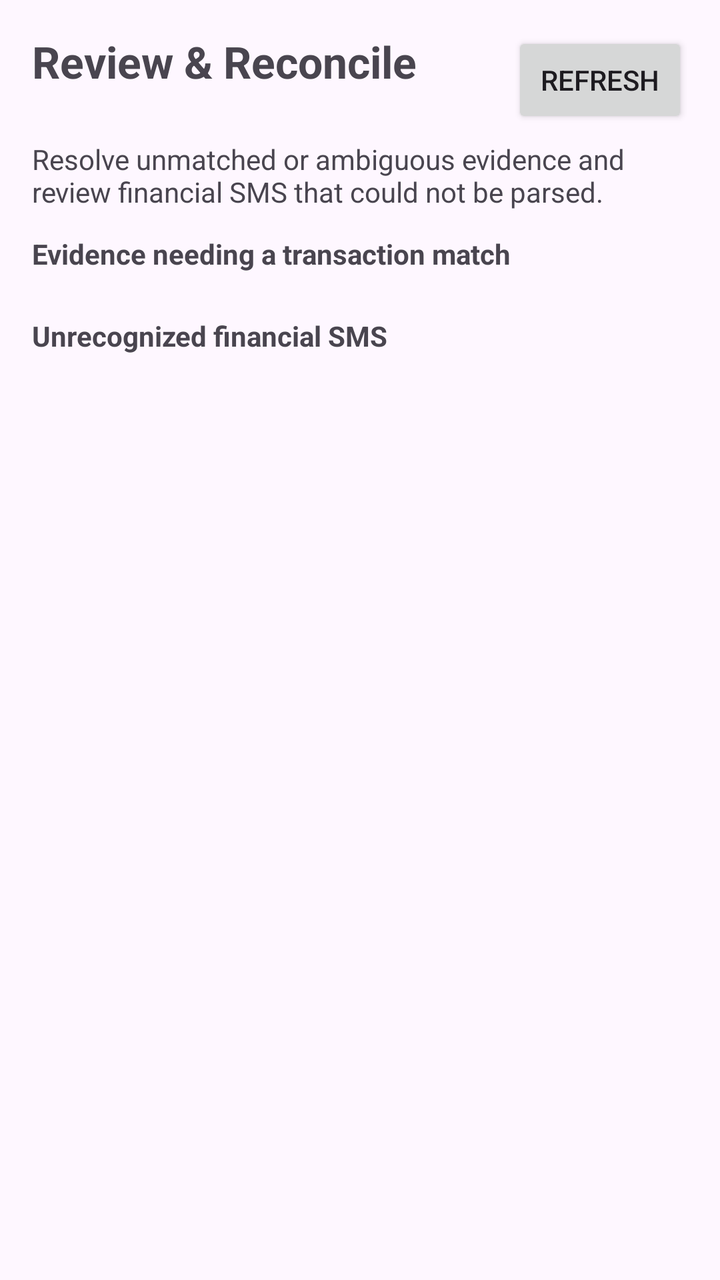
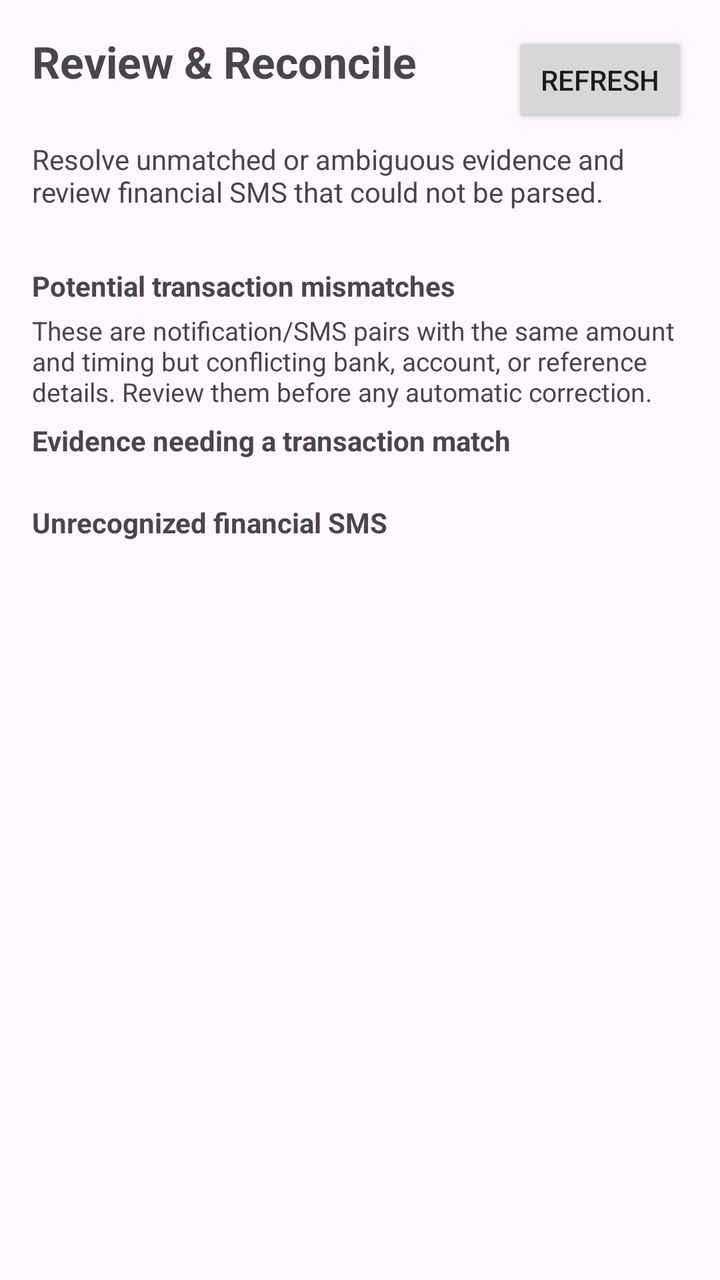

An Android layout rendered at two revisions. The XML below is the earlier revision; the diff shows what the commit changed to produce the second picture.
<!-- AndroidManifest.xml: application theme Theme.FinanceSMSTracker -->
<!-- res/layout/activity_review.xml -->
<?xml version="1.0" encoding="utf-8"?>
<androidx.constraintlayout.widget.ConstraintLayout xmlns:android="http://schemas.android.com/apk/res/android"
    xmlns:app="http://schemas.android.com/apk/res-auto"
    android:layout_width="match_parent"
    android:layout_height="match_parent"
    android:padding="16dp">

    <TextView
        android:id="@+id/textViewReviewTitle"
        android:layout_width="0dp"
        android:layout_height="wrap_content"
        android:text="Review &amp; Reconcile"
        android:textSize="22sp"
        android:textStyle="bold"
        app:layout_constraintEnd_toStartOf="@id/buttonRefreshReviews"
        app:layout_constraintStart_toStartOf="parent"
        app:layout_constraintTop_toTopOf="parent" />

    <Button
        android:id="@+id/buttonRefreshReviews"
        android:layout_width="wrap_content"
        android:layout_height="wrap_content"
        android:text="Refresh"
        app:layout_constraintEnd_toEndOf="parent"
        app:layout_constraintTop_toTopOf="parent" />

    <TextView
        android:id="@+id/textViewReviewSubtitle"
        android:layout_width="0dp"
        android:layout_height="wrap_content"
        android:layout_marginTop="6dp"
        android:text="Resolve unmatched or ambiguous evidence and review financial SMS that could not be parsed."
        android:textSize="14sp"
        app:layout_constraintEnd_toEndOf="parent"
        app:layout_constraintStart_toStartOf="parent"
        app:layout_constraintTop_toBottomOf="@id/buttonRefreshReviews" />

    <ScrollView
        android:id="@+id/reviewScroll"
        android:layout_width="0dp"
        android:layout_height="0dp"
        android:layout_marginTop="12dp"
        android:fillViewport="true"
        android:overScrollMode="ifContentScrolls"
        app:layout_constraintBottom_toBottomOf="parent"
        app:layout_constraintEnd_toEndOf="parent"
        app:layout_constraintStart_toStartOf="parent"
        app:layout_constraintTop_toBottomOf="@id/textViewReviewSubtitle">

        <LinearLayout
            android:layout_width="match_parent"
            android:layout_height="wrap_content"
            android:orientation="vertical"
            android:paddingBottom="16dp">

            <TextView
                android:id="@+id/textViewEvidenceSection"
                android:layout_width="wrap_content"
                android:layout_height="wrap_content"
                android:text="Evidence needing a transaction match"
                android:textStyle="bold" />

            <androidx.recyclerview.widget.RecyclerView
                android:id="@+id/recyclerViewReviews"
                android:layout_width="match_parent"
                android:layout_height="wrap_content"
                android:layout_marginTop="6dp"
                android:minHeight="0dp"
                android:nestedScrollingEnabled="false" />

            <TextView
                android:id="@+id/textViewNoReviews"
                android:layout_width="match_parent"
                android:layout_height="wrap_content"
                android:layout_marginTop="6dp"
                android:gravity="center"
                android:text="No unmatched or ambiguous evidence."
                android:textSize="14sp"
                android:visibility="gone" />

            <TextView
                android:id="@+id/textViewUnrecognizedSection"
                android:layout_width="wrap_content"
                android:layout_height="wrap_content"
                android:layout_marginTop="16dp"
                android:text="Unrecognized financial SMS"
                android:textStyle="bold" />

            <androidx.recyclerview.widget.RecyclerView
                android:id="@+id/recyclerViewUnrecognized"
                android:layout_width="match_parent"
                android:layout_height="wrap_content"
                android:layout_marginTop="6dp"
                android:minHeight="0dp"
                android:nestedScrollingEnabled="false" />

            <TextView
                android:id="@+id/textViewNoUnrecognized"
                android:layout_width="match_parent"
                android:layout_height="wrap_content"
                android:layout_marginTop="6dp"
                android:gravity="center"
                android:text="No unrecognized financial SMS."
                android:textSize="14sp"
                android:visibility="gone" />

        </LinearLayout>
    </ScrollView>

</androidx.constraintlayout.widget.ConstraintLayout>
<!-- resources referenced by this layout -->
<resources>
  <style name="Theme.FinanceSMSTracker" parent="Base.Theme.FinanceSMSTracker" />
  <style name="Base.Theme.FinanceSMSTracker" parent="Theme.Material3.DayNight.NoActionBar">
          
          
      </style>
</resources>

<!-- the commit's change to res/layout/activity_review.xml (unified diff, before → after) -->
@@ -52,6 +52,40 @@
             android:layout_height="wrap_content"
             android:orientation="vertical"
             android:paddingBottom="16dp">
+
+
+            <TextView
+                android:id="@+id/textViewConflictSection"
+                android:layout_width="wrap_content"
+                android:layout_height="wrap_content"
+                android:layout_marginTop="16dp"
+                android:text="Potential transaction mismatches"
+                android:textStyle="bold" />
+
+            <TextView
+                android:id="@+id/textViewConflictHelp"
+                android:layout_width="match_parent"
+                android:layout_height="wrap_content"
+                android:layout_marginTop="4dp"
+                android:text="These are notification/SMS pairs with the same amount and timing but conflicting bank, account, or reference details. Review them before any automatic correction."
+                android:textSize="13sp" />
+
+            <androidx.recyclerview.widget.RecyclerView
+                android:id="@+id/recyclerViewConflicts"
+                android:layout_width="match_parent"
+                android:layout_height="wrap_content"
+                android:layout_marginTop="6dp"
+                android:nestedScrollingEnabled="false" />
+
+            <TextView
+                android:id="@+id/textViewNoConflicts"
+                android:layout_width="match_parent"
+                android:layout_height="wrap_content"
+                android:layout_marginTop="6dp"
+                android:gravity="center"
+                android:text="No potential transaction mismatches."
+                android:textSize="14sp"
+                android:visibility="gone" />
 
             <TextView
                 android:id="@+id/textViewEvidenceSection"
